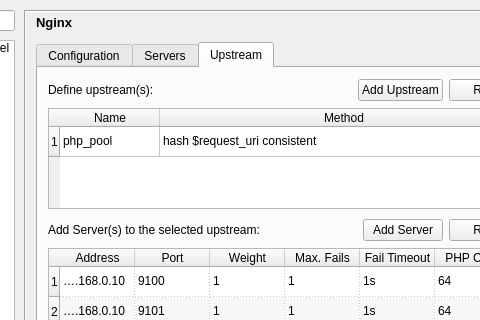
First picture: the form in src/config/configurationdialog.ui, repository WPN-XM/server-control-panel, before the edit; both pictures show x 136 to 616 and y 0 to 320 of the 701 by 450 pixel window.
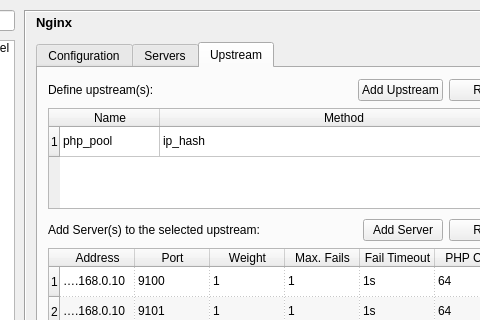
Second picture: the form after the edit. The open tabs and pages were chosen to show the change. Icons and pictures are not drawn.

Commit message: fix nginx method name; use "ip_hash" by default

```diff
--- a/src/config/configurationdialog.ui
+++ b/src/config/configurationdialog.ui
@@ -889,7 +889,7 @@
        </item>
        <item row="0" column="1">
         <property name="text">
-         <string>hash $request_uri consistent</string>
+         <string>ip_hash</string>
         </property>
        </item>
       </widget>
```
Left out of the diff: 2 changed lines with no effect on the pictures.
